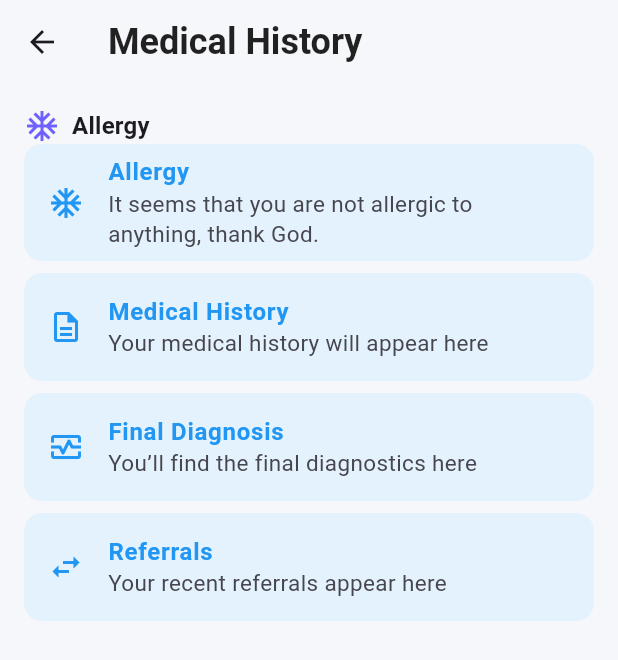
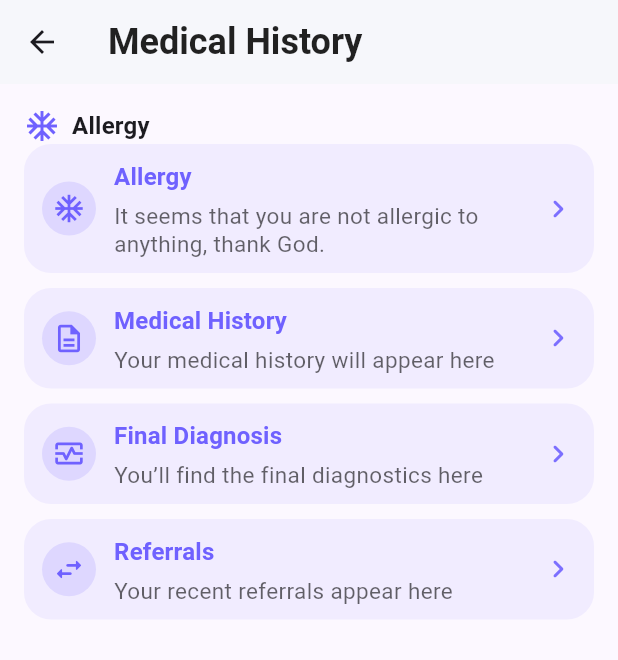
Before and after one commit to alablaq26-lab/health_app, a Flutter app: the MedicalHistoryPage screen opened directly, on a phone screen of 412 x 824 dp. Shown: the top 660 px of the screen. Run offline on Flutter 3.47's test engine with Material 3 defaults, Android fonts, the light colour scheme and no system bars; our stand-ins replace qr_flutter, shared_preferences, supabase_flutter; accounts and stored records are empty.

Commit message:
Update medical_history_page.dart

```diff
--- a/lib/pages/medical_history_page.dart
+++ b/lib/pages/medical_history_page.dart
@@ -3,42 +3,126 @@ import '../widgets.dart';
 
 class MedicalHistoryPage extends StatelessWidget {
   const MedicalHistoryPage({super.key});
+
   @override
   Widget build(BuildContext context) {
-    Widget pill(String title, String hint, IconData icon) {
-      return Card(
-        color: Colors.blue.shade50,
-        shape: RoundedRectangleBorder(borderRadius: BorderRadius.circular(12)),
-        child: ListTile(
-          leading: Icon(icon, color: Colors.blue),
-          title: Text(title,
-              style: const TextStyle(
-                  color: Colors.blue, fontWeight: FontWeight.w700)),
-          subtitle: Text(hint),
+    final cs = Theme.of(context).colorScheme;
+    final primary = cs.primary;
+    final pillBg = primary.withOpacity(0.08); // لون كرت فاتح متناسق
+    final iconBg = primary.withOpacity(0.15); // خلفية دايرة الأيقونة
+
+    Widget pill({
+      required String title,
+      required String hint,
+      required IconData icon,
+      VoidCallback? onTap,
+    }) {
+      return Material(
+        color: pillBg,
+        borderRadius: BorderRadius.circular(18),
+        child: InkWell(
+          borderRadius: BorderRadius.circular(18),
+          onTap: onTap,
+          child: Padding(
+            padding: const EdgeInsets.symmetric(horizontal: 12, vertical: 10),
+            child: Row(
+              crossAxisAlignment: CrossAxisAlignment.center,
+              children: [
+                // أيقونة داخل دائرة فاتحة
+                Container(
+                  width: 36,
+                  height: 36,
+                  decoration: BoxDecoration(
+                    color: iconBg,
+                    shape: BoxShape.circle,
+                  ),
+                  alignment: Alignment.center,
+                  child: Icon(icon, color: primary, size: 22),
+                ),
+                const SizedBox(width: 12),
+                // عناوين ونص مساعد
+                Expanded(
+                  child: Column(
+                    crossAxisAlignment: CrossAxisAlignment.start,
+                    children: [
+                      Text(
+                        title,
+                        style:
+                            Theme.of(context).textTheme.titleMedium?.copyWith(
+                                  color: primary,
+                                  fontWeight: FontWeight.w700,
+                                ),
+                      ),
+                      const SizedBox(height: 4),
+                      Text(
+                        hint,
+                        style: Theme.of(context).textTheme.bodyMedium?.copyWith(
+                              color: Colors.black.withOpacity(0.6),
+                              height: 1.25,
+                            ),
+                      ),
+                    ],
+                  ),
+                ),
+                const SizedBox(width: 8),
+                Icon(Icons.chevron_right_rounded,
+                    color: primary.withOpacity(0.9)),
+              ],
+            ),
+          ),
         ),
       );
     }
 
     return Scaffold(
-      appBar: AppBar(title: const Text("Medical History")),
-      body: ListView(
-        padding: const EdgeInsets.fromLTRB(16, 16, 16, 100),
-        children: [
-          const SectionTitle(title: "Allergy", icon: Icons.ac_unit_outlined),
-          pill(
-              "Allergy",
-              "It seems that you are not allergic to anything, thank God.",
-              Icons.ac_unit_outlined),
-          const SizedBox(height: 8),
-          pill("Medical History", "Your medical history will appear here",
-              Icons.description_outlined),
-          const SizedBox(height: 8),
-          pill("Final Diagnosis", "You’ll find the final diagnostics here",
-              Icons.monitor_heart_outlined),
-          const SizedBox(height: 8),
-          pill("Referrals", "Your recent referrals appear here",
-              Icons.swap_horiz),
-        ],
+      appBar: AppBar(
+        title: const Text("Medical History"),
+        elevation: 0,
+      ),
+      backgroundColor: cs.surface, // ينسجم مع باقي الصفحات
+      body: SafeArea(
+        child: ListView(
+          padding: const EdgeInsets.fromLTRB(16, 16, 16, 100),
+          children: [
+            // نفس مكوّن العنوان اللي تستخدمه في الصفحات السابقة
+            const SectionTitle(
+              title: "Allergy",
+              icon: Icons.ac_unit_outlined,
+            ),
+
+            pill(
+              title: "Allergy",
+              hint:
+                  "It seems that you are not allergic to anything, thank God.",
+              icon: Icons.ac_unit_outlined,
+              onTap: () {}, // اختياري
+            ),
+            const SizedBox(height: 10),
+
+            pill(
+              title: "Medical History",
+              hint: "Your medical history will appear here",
+              icon: Icons.description_outlined,
+              onTap: () {},
+            ),
+            const SizedBox(height: 10),
+
+            pill(
+              title: "Final Diagnosis",
+              hint: "You’ll find the final diagnostics here",
+              icon: Icons.monitor_heart_outlined,
+              onTap: () {},
+            ),
+            const SizedBox(height: 10),
+
+            pill(
+              title: "Referrals",
+              hint: "Your recent referrals appear here",
+              icon: Icons.swap_horiz_rounded,
+              onTap: () {},
+            ),
+          ],
+        ),
       ),
     );
   }
```
